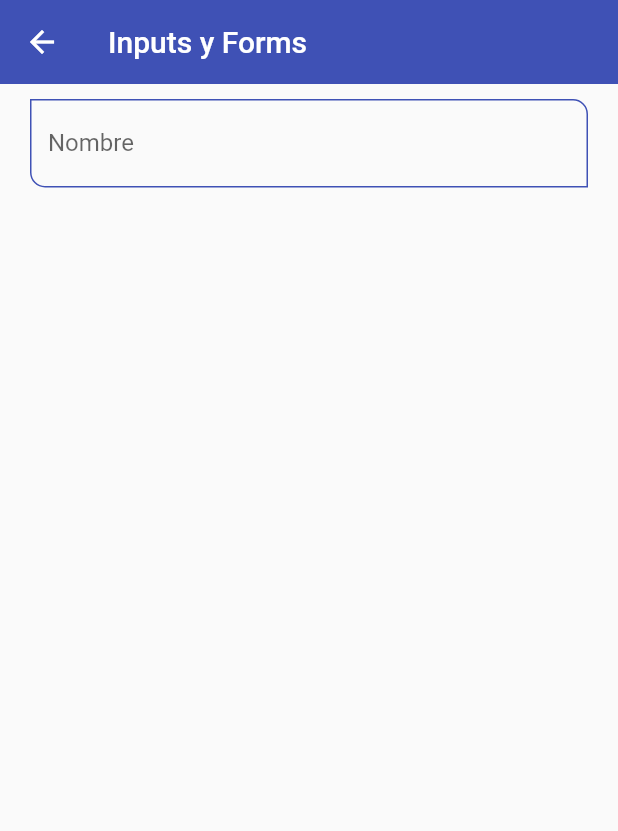
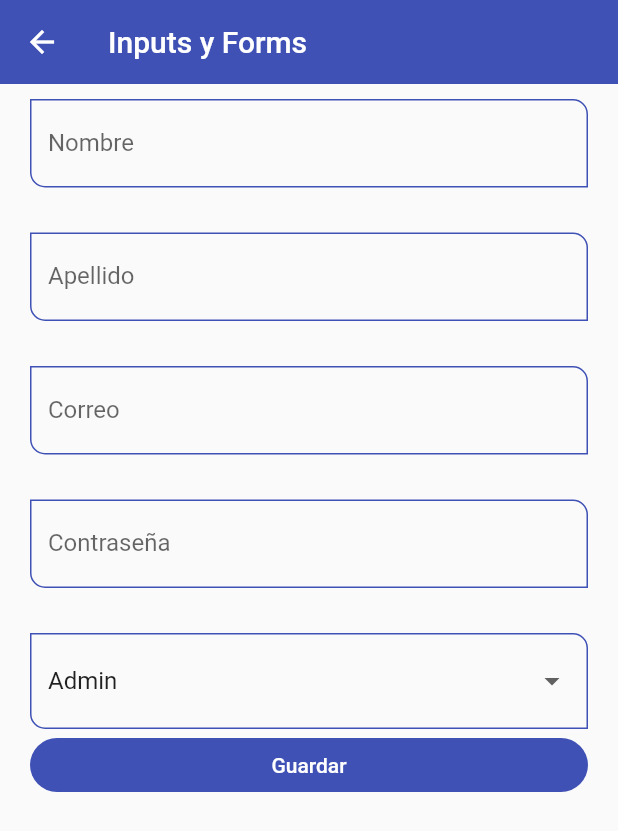
Before and after one commit to ColtMoons/flutter_components_lessons, a Flutter app: the InputsScreen screen opened by its route, on a phone screen of 412 x 824 dp. Shown: the top 831 px of the screen. Run offline on Flutter 3.47's test engine with Material 2 defaults, Android fonts, the phone set to English and light mode, and no system bars.

Commit message:
add custom inputs

```diff
--- a/lib/screens/inputs_screen.dart
+++ b/lib/screens/inputs_screen.dart
@@ -1,12 +1,21 @@
 import 'package:flutter/material.dart';
 import 'package:flutter_components/widgets/widgets.dart';
-
 
 class InputsScreen extends StatelessWidget {
   const InputsScreen({super.key});
 
   @override
   Widget build(BuildContext context) {
+    final GlobalKey<FormState> myFormKey = GlobalKey<FormState>();
+
+    final Map<String, String> formValues = {
+      'first_name': 'Fernando',
+      'last_name': 'Herrera',
+      'email': 'fernando@google.com',
+      'password': '123456',
+      'role': 'Admin'
+    };
+
     return Scaffold(
       appBar: AppBar(
         title: const Text('Inputs y Forms'),
@@ -14,12 +23,88 @@ class InputsScreen extends StatelessWidget {
       body: SingleChildScrollView(
         child: Padding(
           padding: const EdgeInsets.symmetric(horizontal: 20, vertical: 10),
-          child: Column(children: const [
-            CustomInputField(
-              labelText: 'Nombre',
-              hintText: 'Nombre de Usuario',
-            )
-          ]),
+          child: Form(
+            key: myFormKey,
+            child: Column(children: [
+              CustomInputField(
+                labelText: 'Nombre',
+                hintText: 'Nombre de Usuario',
+                formProperty: 'first_name',
+                formValues: formValues,
+              ),
+              const SizedBox(
+                height: 30,
+              ),
+              CustomInputField(
+                labelText: 'Apellido',
+                hintText: 'Apellido de Usuario',
+                formProperty: 'last_name',
+                formValues: formValues,
+              ),
+              const SizedBox(
+                height: 30,
+              ),
+              CustomInputField(
+                labelText: 'Correo',
+                hintText: "Correo de Usuario",
+                inputType: TextInputType.emailAddress,
+                formProperty: 'email',
+                formValues: formValues,
+              ),
+              const SizedBox(
+                height: 30,
+              ),
+              CustomInputField(
+                labelText: 'Contraseña',
+                hintText: "Contraseña de Usuario",
+                obscureText: true,
+                formProperty: 'password',
+                formValues: formValues,
+              ),
+              const SizedBox(
+                height: 30,
+              ),
+              DropdownButtonFormField<String>(
+                value: 'Admin',
+                items: const [
+                  DropdownMenuItem(
+                    value: 'Admin',
+                    child: Text('Admin'),
+                  ),
+                  DropdownMenuItem(
+                    value: 'SuperUser',
+                    child: Text('SuperUser'),
+                  ),
+                  DropdownMenuItem(
+                    value: 'Developer',
+                    child: Text('Developer'),
+                  ),
+                  DropdownMenuItem(
+                    value: 'Junior',
+                    child: Text('Junior'),
+                  )
+                ],
+                onChanged: (value) {
+                  print(value);
+                  formValues['role'] = value ?? 'Admin';
+                },
+              ),
+              ElevatedButton(
+                onPressed: () {
+                  FocusScope.of(context).requestFocus(FocusNode());
+
+                  if (!myFormKey.currentState!.validate()) {
+                    print('formulario no valido');
+                    return;
+                  }
+                  print(formValues);
+                },
+                child: const SizedBox(
+                    width: double.infinity,
+                    child: Center(child: Text('Guardar'))),
+              )
+            ]),
+          ),
         ),
       ),
     );
--- a/lib/widgets/custom_input_field.dart
+++ b/lib/widgets/custom_input_field.dart
@@ -6,6 +6,11 @@ class CustomInputField extends StatelessWidget {
   final String? helperText;
   final IconData? icon;
   final IconData? suffixIcon;
+  final TextInputType? inputType;
+  final bool obscureText;
+
+  final String formProperty;
+  final Map<String, String> formValues;
 
   const CustomInputField({
     super.key,
@@ -13,7 +18,11 @@ class CustomInputField extends StatelessWidget {
     this.labelText,
     this.helperText,
     this.icon,
-    this.suffixIcon
+    this.suffixIcon,
+    this.inputType,
+    this.obscureText = false,
+    required this.formProperty,
+    required this.formValues,
   });
 
   @override
@@ -21,9 +30,11 @@ class CustomInputField extends StatelessWidget {
     return TextFormField(
       autofocus: false,
       initialValue: '',
+      keyboardType: inputType,
+      obscureText: obscureText,
       textCapitalization: TextCapitalization.words,
       onChanged: (value) {
-        print('value $value');
+        formValues[formProperty] = value;
       },
       validator: (value) {
         if (value == null) return 'Este campo es requerido';
```
